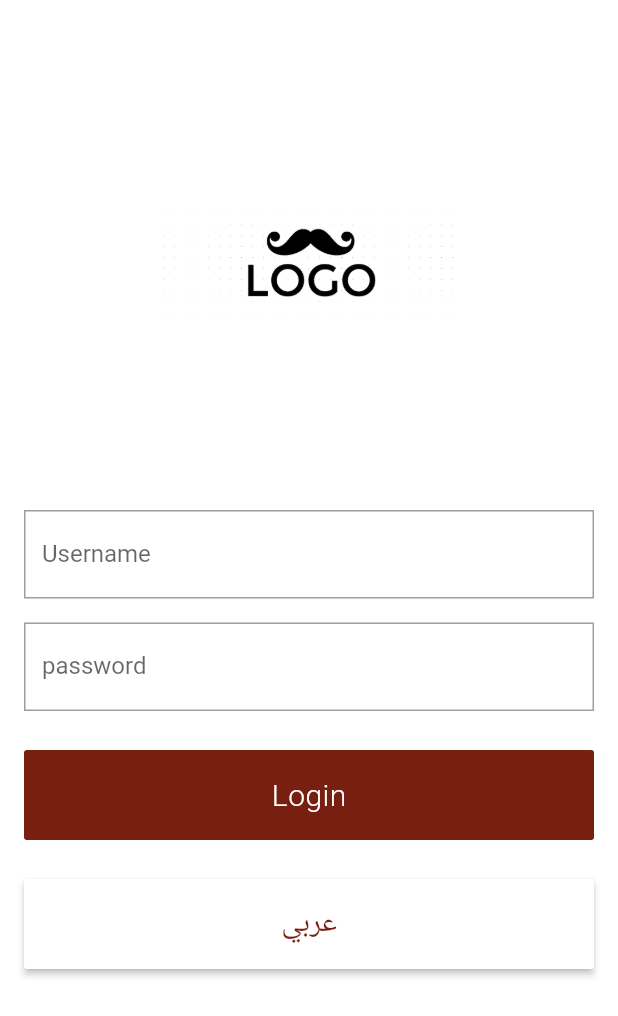
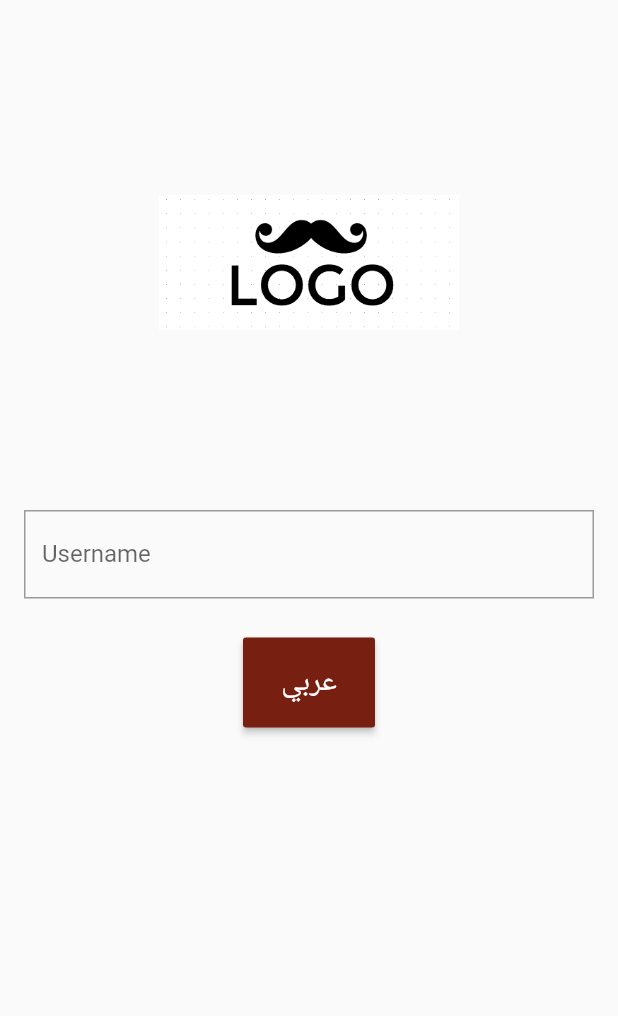
Before and after one commit to moesaeed/Flutter-Arabic-RTL-Internationalization, a Flutter app: the screen it shows after launch, after a tap on "English", on a phone screen of 412 x 824 dp. Shown: the top 1016 px of the screen. Run offline on Flutter 3.47's test engine with Material 2 defaults, Android fonts, the phone set to English and light mode, and no system bars.

Commit message:
Clean up

```diff
--- a/lib/login_page.dart
+++ b/lib/login_page.dart
@@ -7,24 +7,17 @@ import 'package:scoped_model/scoped_model.dart';
 class Login extends StatelessWidget {
   final LocaleChangeCallback onLocaleChange;
 
-  String _username;
-  String _password;
-
   Login({Key key, this.onLocaleChange}) : super(key: key);
-  final GlobalKey<FormState> _formKey = new GlobalKey<FormState>();
 
   @override
   Widget build(BuildContext context) {
     return Scaffold(
         body: Container(
-            color: Colors.white,
             padding: const EdgeInsets.only(
                 top: 30.0, right: 16.0, bottom: 30.0, left: 16.0),
             child: new ListView(
               children: <Widget>[
-                new Form(
-                    key: _formKey,
-                    child: new Column(
+                new Column(
                   crossAxisAlignment: CrossAxisAlignment.center,
                   mainAxisSize: MainAxisSize.max,
                   mainAxisAlignment: MainAxisAlignment.center,
@@ -37,50 +30,19 @@ class Login extends StatelessWidget {
                       decoration: new BoxDecoration(
                         image: new DecorationImage(
                             image: new ExactAssetImage("assets/logo.jpg"),
-                                fit: BoxFit.fitWidth),
+                            fit: BoxFit.cover),
                       ),
                     ),
                     const SizedBox(height: 120.0),
                     new TextFormField(
                       decoration: InputDecoration(
                         labelText: Translations.of(context).username,
-                            hintText: "user@katara.net",
+                        hintText: "user@test.com",
                       ),
                       keyboardType: TextInputType.emailAddress,
                       validator: (val) => val.contains("@")
                           ? null
                           : Translations.of(context).not_valid_username,
-                          onSaved: (val) => _username = val,
-                        ),
-                        const SizedBox(height: 16.0),
-                        new TextFormField(
-                          decoration: InputDecoration(
-                            labelText: Translations.of(context).password,
-                          ),
-                          obscureText: true,
-                          validator: (val) => val.length < 6
-                              ? Translations.of(context).password_is_too_short
-                              : null,
-                          onSaved: (val) => _password = val,
-                        ),
-                        const SizedBox(height: 26.0),
-                        new MaterialButton(
-                          onPressed: () {
-                            _submit(context);
-                          },
-                          minWidth: 1500.0,
-                          height: 60.0,
-                          elevation: 0.0,
-                          color: const Color.fromRGBO(119, 31, 17, 1.0),
-                          child: new Text(
-                            Translations.of(context).login,
-                            style: new TextStyle(
-                              color: Colors.white,
-                              fontSize: 20.0,
-                              fontWeight: FontWeight.w300,
-                              letterSpacing: 0.3,
-                            ),
-                          ),
                     ),
                     const SizedBox(height: 26.0),
                     ScopedModelDescendant<AppModel>(
@@ -92,14 +54,13 @@ class Login extends StatelessWidget {
                                 onLocaleChange(Locale(model.locale, ""),
                                     model.textDirection);
                               },
-                                  minWidth: 1500.0,
+//                              minWidth: 1500.0,
                               height: 60.0,
-                                  color: Colors.white,
+                              color: const Color.fromRGBO(119, 31, 17, 1.0),
                               child: new Text(
                                 Translations.of(context).language,
                                 style: new TextStyle(
-                                      color: const Color.fromRGBO(
-                                          119, 31, 17, 1.0),
+                                  color: Colors.white,
                                   fontSize: 20.0,
                                   fontWeight: FontWeight.w300,
                                   letterSpacing: 0.3,
@@ -107,21 +68,8 @@ class Login extends StatelessWidget {
                               ),
                             )),
                   ],
-                    ))
+                )
               ],
             )));
   }
-
-  _submit(BuildContext context) {
-    final form = _formKey.currentState;
-
-    if (form.validate()) {
-      form.save();
-      _performLogin();
 }
-  }
-
-  void _performLogin() {
-    print("Username: $_username && password: $_password");
-  }
-}
--- a/lib/my_app.dart
+++ b/lib/my_app.dart
@@ -22,11 +22,12 @@ class _MyAppState extends State<MyApp> {
   @override
   void initState() {
     super.initState();
-    //direction = TextDirection.rtl;
+
     _localeOverrideDelegate =
         new SpecifiedLocalizationDelegate(const Locale("ar", ""));
   }
 
+  // onLocaleChange Interface implementation
   onLocaleChange(Locale l, TextDirection textDirection) {
     setState(() {
       _localeOverrideDelegate = new SpecifiedLocalizationDelegate(l);
```
Lines whose indentation alone changed are shown as unchanged.
